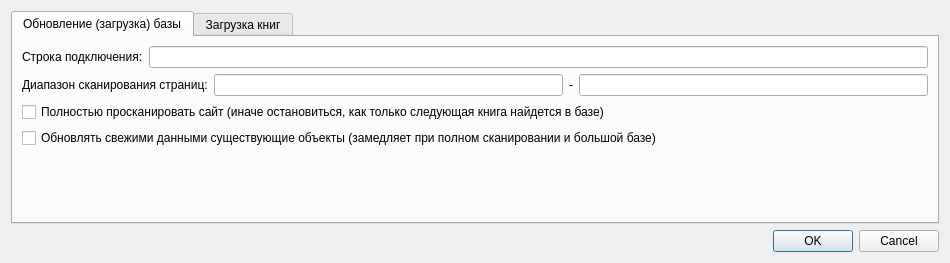
Before: the Qt Designer form ui/settings.ui in fabrikant/akniga-parser, drawn with Qt 5.
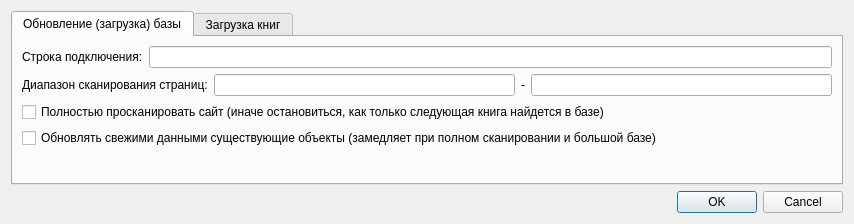
After: the same form once the commit is applied. Icons and pictures are not drawn.

The edit to the form file:
```diff
--- a/ui/settings.ui
+++ b/ui/settings.ui
@@ -6,8 +6,8 @@
    <rect>
     <x>0</x>
     <y>0</y>
-    <width>950</width>
-    <height>263</height>
+    <width>854</width>
+    <height>224</height>
    </rect>
   </property>
   <property name="windowTitle">
@@ -28,20 +28,6 @@
        <string>Обновление (загрузка) базы</string>
       </attribute>
       <layout class="QGridLayout" name="gridLayout_3">
-       <item row="2" column="0" colspan="3">
-        <layout class="QHBoxLayout" name="horizontalLayout">
-         <item>
-          <widget class="QLabel" name="label">
-           <property name="text">
-            <string>Строка подключения:</string>
-           </property>
-          </widget>
-         </item>
-         <item>
-          <widget class="QLineEdit" name="connection_string"/>
-         </item>
-        </layout>
-       </item>
        <item row="11" column="0" colspan="2">
         <widget class="QCheckBox" name="update">
          <property name="text">
@@ -56,20 +42,21 @@
          </property>
         </widget>
        </item>
-       <item row="12" column="1">
-        <spacer name="verticalSpacer_2">
-         <property name="orientation">
-          <enum>Qt::Vertical</enum>
-         </property>
-         <property name="sizeHint" stdset="0">
-          <size>
-           <width>20</width>
-           <height>40</height>
-          </size>
-         </property>
-        </spacer>
+       <item row="2" column="0" colspan="2">
+        <layout class="QHBoxLayout" name="horizontalLayout">
+         <item>
+          <widget class="QLabel" name="label">
+           <property name="text">
+            <string>Строка подключения:</string>
+           </property>
+          </widget>
+         </item>
+         <item>
+          <widget class="QLineEdit" name="connection_string"/>
+         </item>
+        </layout>
        </item>
-       <item row="5" column="0" colspan="3">
+       <item row="5" column="0" colspan="2">
         <layout class="QGridLayout" name="gridLayout_4">
          <item row="0" column="0">
           <widget class="QLabel" name="label_4">
@@ -101,6 +88,19 @@
          </item>
         </layout>
        </item>
+       <item row="12" column="0" colspan="2">
+        <spacer name="verticalSpacer_2">
+         <property name="orientation">
+          <enum>Qt::Vertical</enum>
+         </property>
+         <property name="sizeHint" stdset="0">
+          <size>
+           <width>20</width>
+           <height>40</height>
+          </size>
+         </property>
+        </spacer>
+       </item>
       </layout>
      </widget>
      <widget class="QWidget" name="tab_2">
```
Left out of the diff: 26 changed lines with no effect on the pictures.
